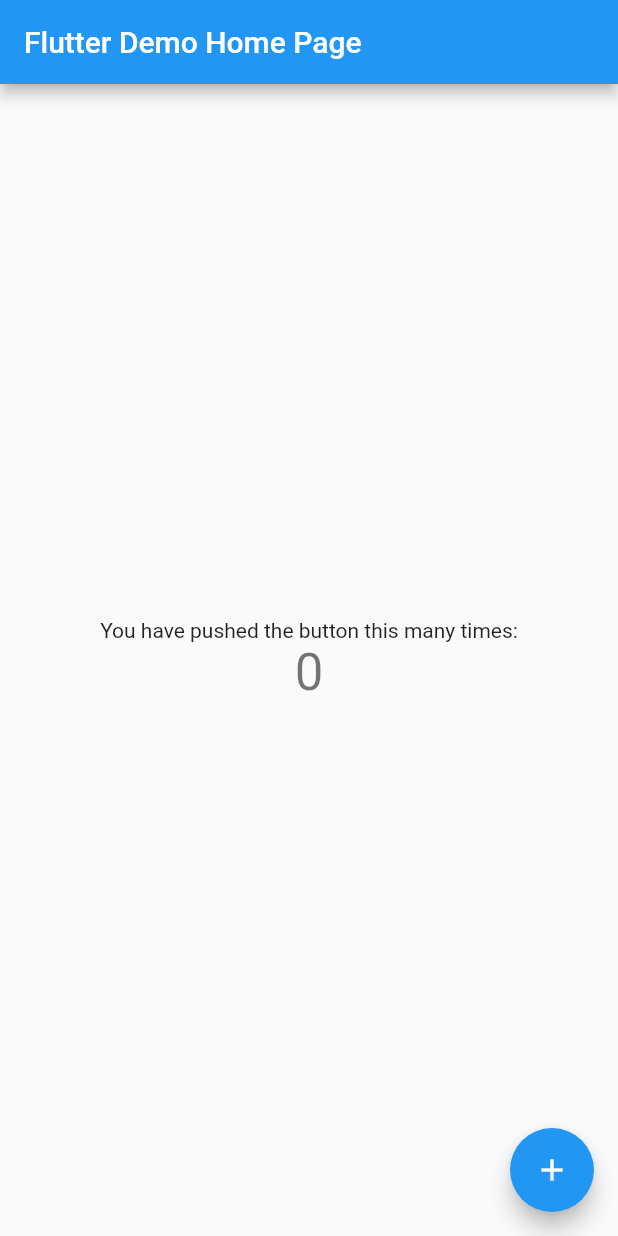
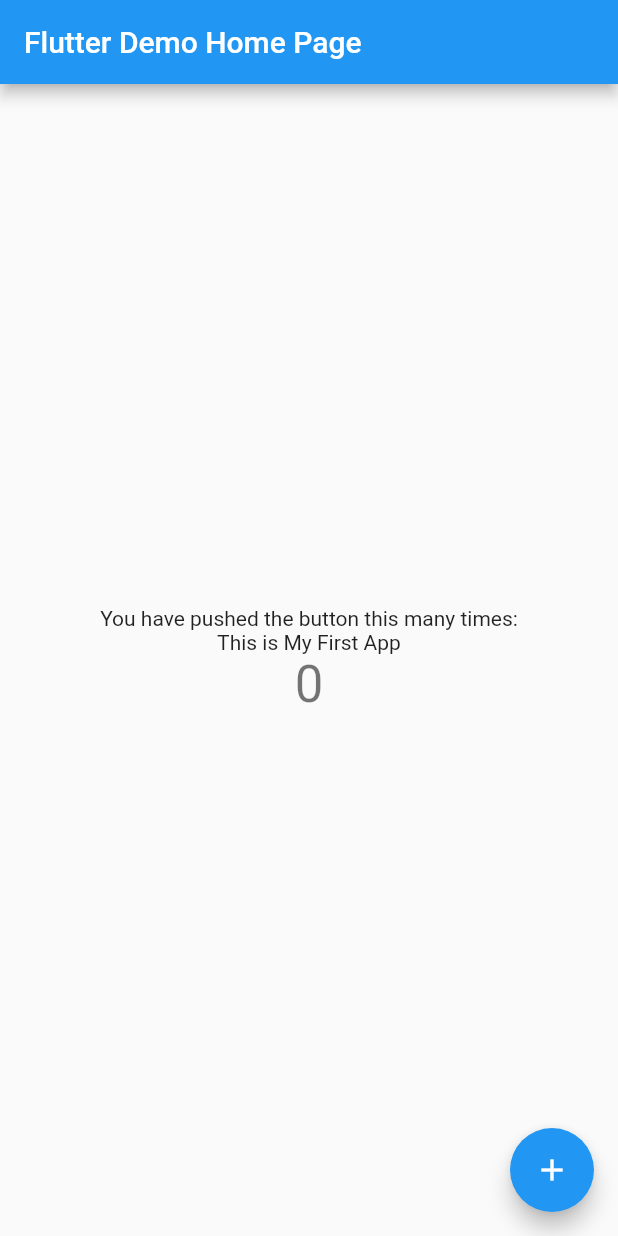
Before and after one commit to ranjit1997/first_app, a Flutter app: the screen it shows after launch, on a phone screen of 412 x 824 dp. Run offline on Flutter 3.47's test engine with Material 2 defaults, Android fonts, the phone set to English and light mode, and no system bars.

Commit message:
Change Text Of child

```diff
--- a/lib/main.dart
+++ b/lib/main.dart
@@ -94,6 +94,9 @@ class _MyHomePageState extends State<MyHomePage> {
             Text(
               'You have pushed the button this many times:',
             ),
+             Text(
+              'This is My First App',
+            ),
             Text(
               '$_counter',
               style: Theme.of(context).textTheme.display1,
```
